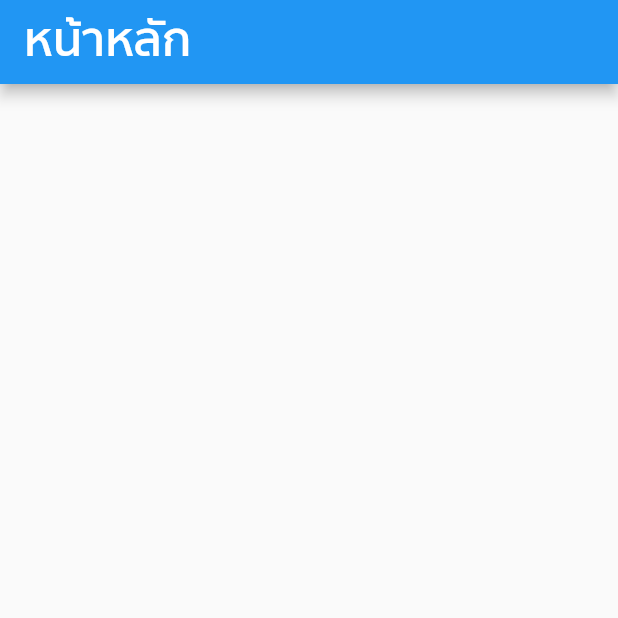
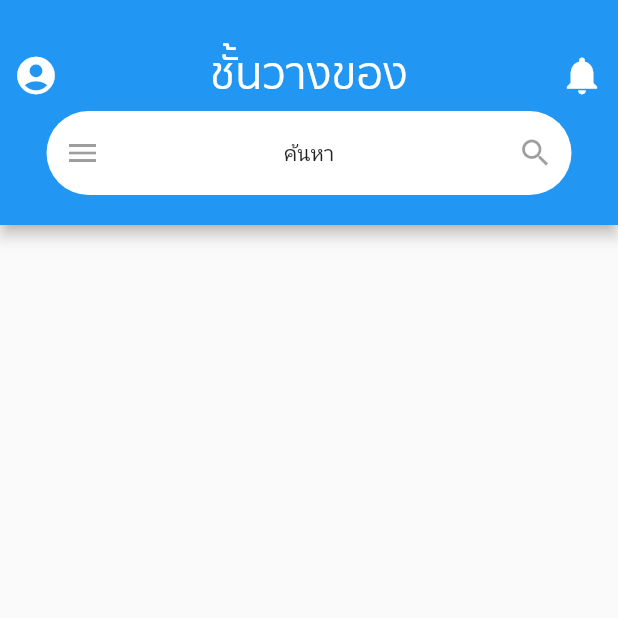
Before and after one commit to teerasit45/NOI-2022, a Flutter app: the screen it shows after launch, on a phone screen of 412 x 824 dp, the top half of it. Run offline on Flutter 3.47's test engine with Material 2 defaults, Android fonts, the phone set to English and light mode, and no system bars; our stand-ins replace easy_search_bar.

Commit message:
update Mainscreen Appbar

```diff
--- a/lib/main.dart
+++ b/lib/main.dart
@@ -1,4 +1,5 @@
 import 'package:flutter/material.dart';
+import 'package:noi/src/feature/main-screen-feature/presentation/main_screen.dart';
 
 void main() {
   runApp(const MyApp());
@@ -11,33 +12,21 @@ class MyApp extends StatelessWidget {
   @override
   Widget build(BuildContext context) {
     return MaterialApp(
+      debugShowCheckedModeBanner: false,
       title: 'Flutter Demo',
-      theme: ThemeData(primarySwatch: Colors.blue),
-      home: const MyHomePage(title: 'หน้าหลัก'),
+      theme: ThemeData(
+        // This is the theme of your application.
+        //
+        // Try running your application with "flutter run". You'll see the
+        // application has a blue toolbar. Then, without quitting the app, try
+        // changing the primarySwatch below to Colors.green and then invoke
+        // "hot reload" (press "r" in the console where you ran "flutter run",
+        // or simply save your changes to "hot reload" in a Flutter IDE).
+        // Notice that the counter didn't reset back to zero; the application
+        // is not restarted.
+        primarySwatch: Colors.blue
+      ),
+      home: const MainScreen(title: 'NOI-2022'),
     );
   }
 }
-
-class MyHomePage extends StatefulWidget {
-  const MyHomePage({super.key, required this.title});
-
-  final String title;
-
-  @override
-  State<MyHomePage> createState() => _MyHomePageState();
-}
-
-class _MyHomePageState extends State<MyHomePage> {
-  @override
-  Widget build(BuildContext context) {
-    return Scaffold(
-      appBar: AppBar(
-        title: Text(widget.title,
-            style: const TextStyle(
-                fontFamily: 'Sukhumvit',
-                fontWeight: FontWeight.w600,
-                fontSize: 32)),
-      ),
-    );
-  }
-}
--- /dev/null
+++ b/lib/src/feature/main-screen-feature/presentation/appbar.dart
@@ -0,0 +1,86 @@
+import 'package:easy_search_bar/easy_search_bar.dart';
+import 'package:flutter/cupertino.dart';
+import 'package:flutter/material.dart';
+
+Widget mainAppbar = AppBar(
+  bottom: PreferredSize(
+    preferredSize: Size.fromHeight(70.0),
+    child: Column(
+      mainAxisAlignment: MainAxisAlignment.spaceEvenly,
+      children: [
+        Row(
+          mainAxisAlignment: MainAxisAlignment.spaceBetween,
+          children: [
+            IconButton(
+                onPressed: null,
+                icon: Icon(Icons.account_circle,
+                  color: Colors.white,
+                  size: 30,
+                )),
+            Text("ชั้นวางของ",
+              style: TextStyle(
+                color: Colors.white,
+                fontSize: 30,
+                fontFamily: "Sukhumvit"
+              ),),
+            IconButton(
+                onPressed: null,
+                icon: Icon(Icons.notifications,
+                    color: Colors.white,
+                    size: 30
+                ))
+          ],
+        ),
+            Container(
+              margin: EdgeInsets.only(bottom: 20),
+              height: 56,
+              width: 350,
+              decoration: BoxDecoration(
+                borderRadius: BorderRadius.all(Radius.circular(40)),
+                color: Colors.white,
+              ),
+              child: Row(
+                mainAxisAlignment: MainAxisAlignment.spaceBetween,
+                children: [
+                  IconButton(
+                      onPressed: null,
+                      icon: Icon(Icons.menu),
+                  ),
+                  Text("ค้นหา"),
+                  IconButton(
+                    onPressed: null,
+                    icon: Icon(Icons.search),
+                  ),
+                ],
+              )),
+          ],
+        ),
+    ),
+  );
+
+class searchBar extends StatefulWidget {
+  const searchBar({Key? key}) : super(key: key);
+
+  @override
+  State<searchBar> createState() => _searchBarState();
+}
+
+class _searchBarState extends State<searchBar> {
+  @override
+  Widget build(BuildContext context) {
+    return Container(
+      width: 350,
+      height: 56,
+      decoration: BoxDecoration(
+          color: Colors.red,
+          borderRadius: BorderRadius.all(Radius.circular(40))),
+      child: Row(
+        children: [
+          IconButton(onPressed: null, icon: Icon(Icons.menu)),
+          Text(''),
+          IconButton(onPressed: null, icon: Icon(Icons.search))
+        ],
+      ),
+    );
+  }
+}
--- a/lib/src/feature/main-screen-feature/presentation/main_screen.dart
+++ b/lib/src/feature/main-screen-feature/presentation/main_screen.dart
@@ -0,0 +1,40 @@
+import 'package:flutter/material.dart';
+import 'package:flutter/widgets.dart';
+import './appbar.dart';
+
+class MainScreen extends StatefulWidget {
+  const MainScreen({super.key, required this.title});
+
+  // This widget is the home page of your application. It is stateful, meaning
+  // that it has a State object (defined below) that contains fields that affect
+  // how it looks.
+
+  // This class is the configuration for the state. It holds the values (in this
+  // case the title) provided by the parent (in this case the App widget) and
+  // used by the build method of the State. Fields in a Widget subclass are
+  // always marked "final".
+
+  final String title;
+
+  @override
+  State<MainScreen> createState() => _MainScreenState();
+}
+
+class _MainScreenState extends State<MainScreen> {
+
+  @override
+  Widget build(BuildContext context) {
+    // This method is rerun every time setState is called, for instance as done
+    // by the _incrementCounter method above.
+    //
+    // The Flutter framework has been optimized to make rerunning build methods
+    // fast, so that you can just rebuild anything that needs updating rather
+    // than having to individually change instances of widgets.
+    return Scaffold(
+      appBar: PreferredSize(
+        preferredSize: Size.fromHeight(150.0), // here the desired height
+        child: mainAppbar,
+      ),
+    );
+  }
+}
```
